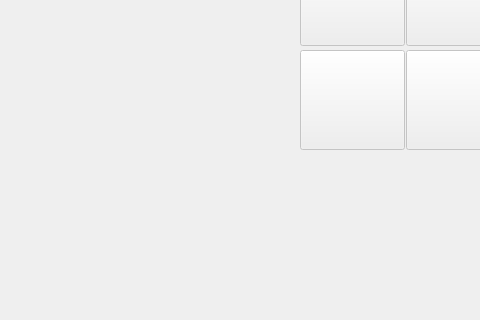
Above: Tic_Tac_Toe/replaygamewindow.ui from DoDoz015/Tic-Tac-Toe before the change; both pictures show x 0 to 480 and y 211 to 531 of the 984 by 531 pixel window. Below: the same form after it.
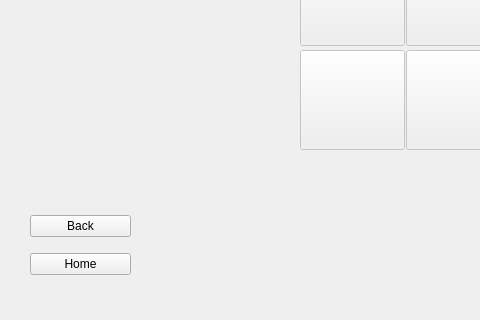
That is the form after the change. Icons and pictures are not drawn.

```diff
--- a/Tic_Tac_Toe/replaygamewindow.ui
+++ b/Tic_Tac_Toe/replaygamewindow.ui
@@ -308,6 +308,32 @@
     </item>
    </layout>
   </widget>
+  <widget class="QWidget" name="">
+   <property name="geometry">
+    <rect>
+     <x>30</x>
+     <y>416</y>
+     <width>101</width>
+     <height>81</height>
+    </rect>
+   </property>
+   <layout class="QVBoxLayout" name="verticalLayout">
+    <item>
+     <widget class="QPushButton" name="Back">
+      <property name="text">
+       <string>Back</string>
+      </property>
+     </widget>
+    </item>
+    <item>
+     <widget class="QPushButton" name="Home">
+      <property name="text">
+       <string>Home</string>
+      </property>
+     </widget>
+    </item>
+   </layout>
+  </widget>
  </widget>
  <resources>
   <include location="Resource.qrc"/>
```
Left out of the diff: 8 changed lines with no effect on the pictures.
